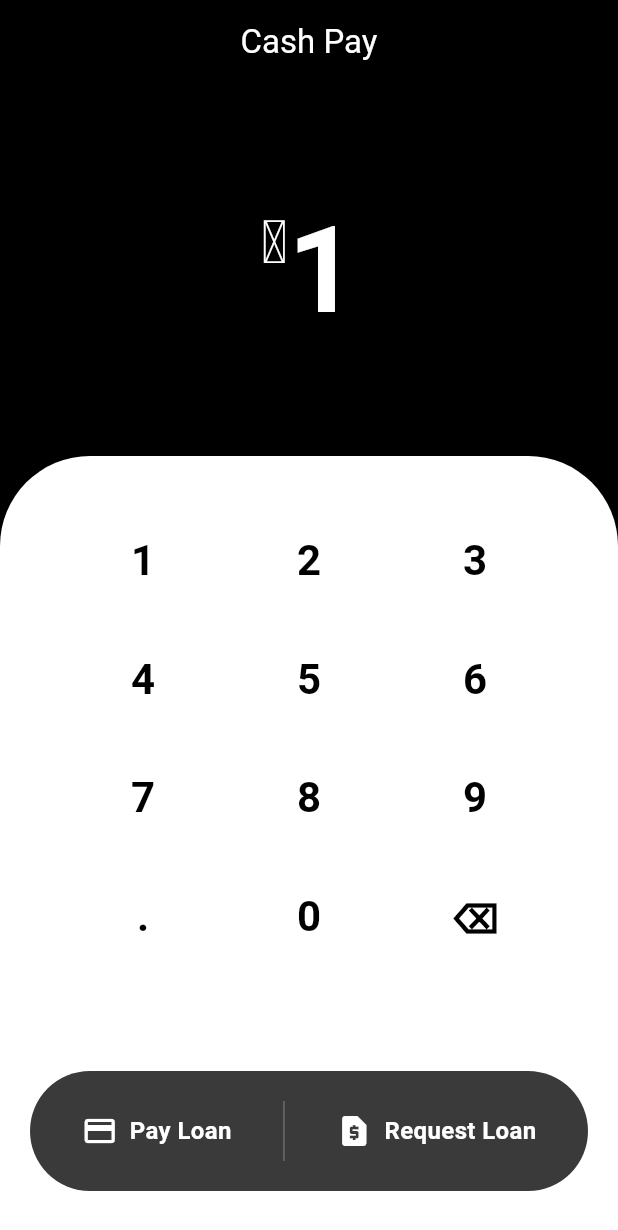
After one commit to aduboakye/Cash_Pay, a Flutter app: the screen it shows after launch, after a tap on an icon or button, on a phone screen of 412 x 824 dp. The commit adds this screen. Shown: the top 1230 px of the screen. Run offline on Flutter 3.47's test engine with Material 3 defaults, Android fonts, the light colour scheme and no system bars; our stand-ins replace image_picker, zoom_tap_animation; missing offline and left inert: animated_scroll_item, blinking_border, glow_container.

Commit message:
Payment windows for request and pay

```diff
--- a/lib/InformationPage/apply_page.dart
+++ b/lib/InformationPage/apply_page.dart
@@ -114,7 +114,7 @@ class _ApplyPageState extends State<ApplyPage> {
       body: Container(
         decoration: const BoxDecoration(
           gradient: LinearGradient(
-            colors: [Color(0xFF3A3A3A), Colors.white],
+            colors: [Colors.black, Color(0xFF3A3A3A), Colors.white],
             begin: Alignment.topLeft,
             end: Alignment.bottomRight,
           ),
@@ -167,21 +167,21 @@ class _ApplyPageState extends State<ApplyPage> {
               _buildLabel("Next of Kin Details"),
               _buildInput("Michael Mensah"),
 
-              const SizedBox(height: 30),
+              const SizedBox(height: 20),
 
               /// Submit Button
               Container(
                 width: double.infinity,
                 padding: const EdgeInsets.symmetric(vertical: 18),
                 decoration: BoxDecoration(
-                  color: Colors.white,
+                  color: Colors.black,
                   borderRadius: BorderRadius.circular(40),
                 ),
                 child: const Center(
                   child: Text(
                     "Submit Application",
                     style: TextStyle(
-                      color: Colors.black,
+                      color: Colors.white,
                       fontWeight: FontWeight.bold,
                       fontSize: 16,
                     ),
@@ -189,11 +189,11 @@ class _ApplyPageState extends State<ApplyPage> {
                 ),
               ),
 
-              const SizedBox(height: 8),
+              const SizedBox(height: 4),
 
               const Text(
                 "By applying, you agree to our Terms and Conditions",
-                style: TextStyle(color: Colors.black, fontSize: 12),
+                style: TextStyle(color: Colors.black, fontSize: 15),
                 textAlign: TextAlign.center,
               ),
             ],
--- /dev/null
+++ b/lib/InformationPage/payment.dart
@@ -0,0 +1,213 @@
+import 'package:flutter/material.dart';
+
+class Payment extends StatefulWidget {
+  const Payment({super.key});
+
+  @override
+  State<Payment> createState() => _PaymentState();
+}
+
+class _PaymentState extends State<Payment> {
+  String amount = "0";
+
+  void _onKeyTap(String value) {
+    setState(() {
+      if (value == "⌫") {
+        if (amount.length > 1) {
+          amount = amount.substring(0, amount.length - 1);
+        } else {
+          amount = "0";
+        }
+      } else if (value == ".") {
+        if (!amount.contains(".")) {
+          amount += ".";
+        }
+      } else {
+        if (amount == "0") {
+          amount = value;
+        } else {
+          // Limit length to 9 digits to maintain readability
+          if (amount.length < 9) {
+            amount += value;
+          }
+        }
+      }
+    });
+  }
+
+  String _formatDisplayAmount(String value) {
+    if (value == "0") return "0";
+    List<String> parts = value.split('.');
+    String integerPart = parts[0];
+    String decimalPart = parts.length > 1 ? '.' + parts[1] : '';
+
+    // Regex to add commas as thousands separators
+    RegExp reg = RegExp(r'(\d{1,3})(?=(\d{3})+(?!\d))');
+    integerPart = integerPart.replaceAllMapped(reg, (Match m) => '${m[1]},');
+
+    return integerPart + decimalPart;
+  }
+
+  @override
+  Widget build(BuildContext context) {
+    return Scaffold(
+      backgroundColor: Colors.black,
+      appBar: AppBar(
+        elevation: 0,
+        backgroundColor: Colors.transparent,
+
+        title: const Text('Cash Pay', style: TextStyle(color: Colors.white)),
+        centerTitle: true,
+      ),
+      body: SafeArea(
+        child: Column(
+          children: [
+            // Amount Display with FittedBox to prevent overflow
+            Expanded(
+              child: Center(
+                child: Padding(
+                  padding: const EdgeInsets.symmetric(horizontal: 20),
+                  child: FittedBox(
+                    fit: BoxFit.scaleDown,
+                    child: Row(
+                      mainAxisAlignment: MainAxisAlignment.center,
+                      crossAxisAlignment: CrossAxisAlignment.start,
+                      children: [
+                        const Padding(
+                          padding: EdgeInsets.only(top: 10),
+                          child: Text(
+                            "₵",
+                            style: TextStyle(
+                              color: Colors.white,
+                              fontSize: 40,
+                              fontWeight: FontWeight.bold,
+                            ),
+                          ),
+                        ),
+                        Text(
+                          _formatDisplayAmount(amount),
+                          style: const TextStyle(
+                            color: Colors.white,
+                            fontSize: 80,
+                            fontWeight: FontWeight.bold,
+                          ),
+                        ),
+                      ],
+                    ),
+                  ),
+                ),
+              ),
+            ),
+
+            // White Keypad Container
+            Container(
+              height: 400,
+              width: double.infinity,
+              decoration: const BoxDecoration(
+                color: Colors.white,
+                borderRadius: BorderRadius.only(
+                  topLeft: Radius.circular(60),
+                  topRight: Radius.circular(60),
+                ),
+              ),
+              child: Column(
+                children: [
+                  const SizedBox(height: 30),
+                  // Numeric Keypad
+                  Expanded(
+                    child: GridView.count(
+                      padding: const EdgeInsets.symmetric(horizontal: 40),
+                      crossAxisCount: 3,
+                      childAspectRatio: 1.4,
+                      physics: const NeverScrollableScrollPhysics(),
+                      children: [
+                        _buildKey("1"),
+                        _buildKey("2"),
+                        _buildKey("3"),
+                        _buildKey("4"),
+                        _buildKey("5"),
+                        _buildKey("6"),
+                        _buildKey("7"),
+                        _buildKey("8"),
+                        _buildKey("9"),
+                        _buildKey("."),
+                        _buildKey("0"),
+                        _buildKey("⌫"),
+                      ],
+                    ),
+                  ),
+                ],
+              ),
+            ),
+
+            // Bottom Action Buttons
+            Container(
+              color: Colors.white,
+              child: Padding(
+                padding: const EdgeInsets.fromLTRB(20, 10, 20, 30),
+                child: Container(
+                  height: 80,
+                  width: double.infinity,
+                  decoration: BoxDecoration(
+                    borderRadius: BorderRadius.circular(40),
+                    color: const Color(0xFF3A3A3A),
+                  ),
+                  child: Row(
+                    mainAxisAlignment: MainAxisAlignment.spaceEvenly,
+                    children: [
+                      _buildActionButton(Icons.payment, "Pay Loan"),
+                      Container(width: 1, height: 40, color: Colors.white24),
+                      _buildActionButton(Icons.request_page, "Request Loan"),
+                    ],
+                  ),
+                ),
+              ),
+            ),
+          ],
+        ),
+      ),
+    );
+  }
+
+  Widget _buildKey(String value) {
+    return InkWell(
+      onTap: () => _onKeyTap(value),
+      borderRadius: BorderRadius.circular(40),
+      child: Center(
+        child: Text(
+          value,
+          style: const TextStyle(
+            fontSize: 28,
+            fontWeight: FontWeight.w600,
+            color: Colors.black,
+          ),
+        ),
+      ),
+    );
+  }
+
+  Widget _buildActionButton(IconData icon, String label) {
+    return InkWell(
+      onTap: () {
+        print("$label: ₵$amount");
+      },
+      child: Padding(
+        padding: const EdgeInsets.symmetric(horizontal: 20),
+        child: Row(
+          children: [
+            Icon(icon, color: Colors.white, size: 24),
+            const SizedBox(width: 8),
+            Text(
+              label,
+              style: const TextStyle(
+                color: Colors.white,
+                fontSize: 16,
+                fontWeight: FontWeight.bold,
+              ),
+            ),
+          ],
+        ),
+      ),
+    );
+  }
+}
--- a/lib/main.dart
+++ b/lib/main.dart
@@ -4,6 +4,7 @@ import 'loginAndsignup_Page/signup_page.dart';
 import 'package:flutter/material.dart';
 import 'homepage/homepage.dart';
 import 'InformationPage/apply_page.dart';
+import 'InformationPage/payment.dart';
 
 void main() {
   runApp(const MyApp());
@@ -18,7 +19,7 @@ class MyApp extends StatelessWidget {
     return MaterialApp(
       title: 'Flutter Demo',
       theme: ThemeData(colorScheme: .fromSeed(seedColor: Colors.deepPurple)),
-      home: const Homepage(),
+      home: const Payment(),
     );
   }
 }
```
